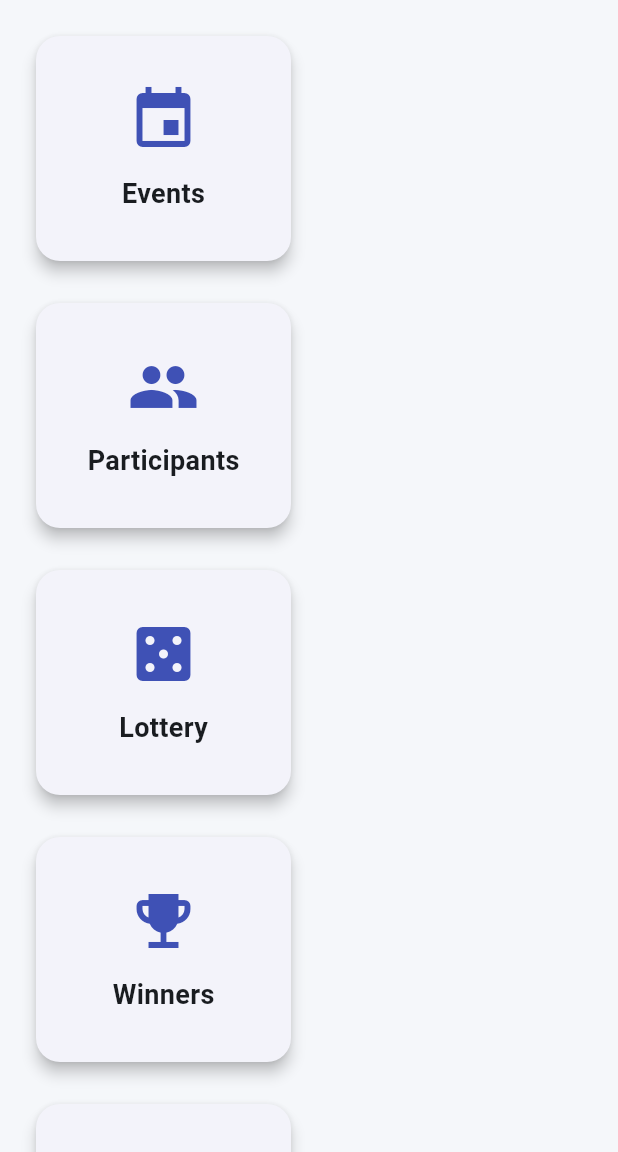
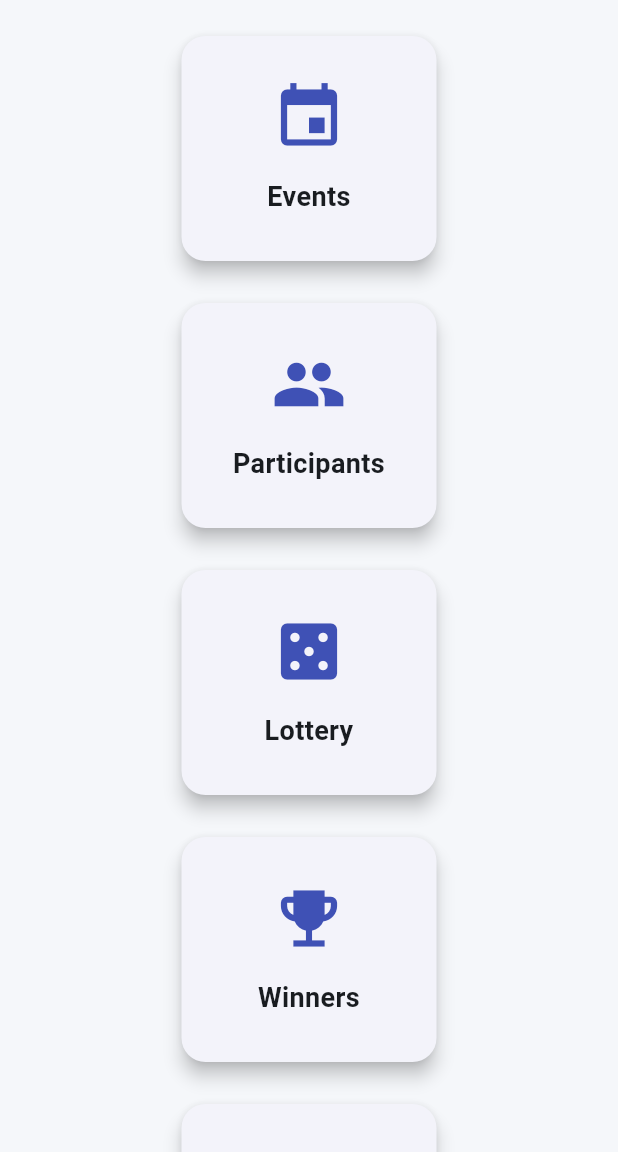
Before and after one commit to Kidanedg/DRSS, a Flutter app: the DashboardScreen screen opened by its route, on a phone screen of 412 x 824 dp, the part 84-1236 px from its top. Run offline on Flutter 3.47's test engine with Material 3 defaults, Android fonts, the phone set to English and light mode, and no system bars; our stand-ins replace firebase_auth, firebase_core, go_router; accounts and stored records are empty.

Commit message:
Enhance dashboard layout and card appearance
Increased card elevation and adjusted card size. Updated the layout to use a SingleChildScrollView for better scrolling behavior.

```diff
--- a/lib/screens/dashboard/dashboard_screen.dart
+++ b/lib/screens/dashboard/dashboard_screen.dart
@@ -9,10 +9,15 @@ class DashboardScreen extends StatelessWidget {
     String title,
   ) {
     return Card(
-      elevation: 4,
+      elevation: 5,
+      shape: RoundedRectangleBorder(
+        borderRadius: BorderRadius.circular(16),
+      ),
       child: InkWell(
         borderRadius: BorderRadius.circular(16),
-        onTap: () {},
+        onTap: () {
+          // TODO: Navigate to corresponding screen
+        },
         child: SizedBox(
           width: 170,
           height: 150,
@@ -21,12 +26,13 @@ class DashboardScreen extends StatelessWidget {
             children: [
               Icon(
                 icon,
-                size: 48,
+                size: 50,
                 color: Colors.indigo,
               ),
-              const SizedBox(height: 12),
+              const SizedBox(height: 15),
               Text(
                 title,
+                textAlign: TextAlign.center,
                 style: const TextStyle(
                   fontSize: 18,
                   fontWeight: FontWeight.bold,
@@ -44,10 +50,13 @@ class DashboardScreen extends StatelessWidget {
     return Scaffold(
       appBar: AppBar(
         title: const Text("DRSS Dashboard"),
+        centerTitle: true,
       ),
-      body: Padding(
+      body: Center(
+        child: SingleChildScrollView(
           padding: const EdgeInsets.all(20),
           child: Wrap(
+            alignment: WrapAlignment.center,
             spacing: 20,
             runSpacing: 20,
             children: [
@@ -59,6 +68,7 @@ class DashboardScreen extends StatelessWidget {
             ],
           ),
         ),
+      ),
     );
   }
 }
```
Lines whose indentation alone changed are shown as unchanged.
